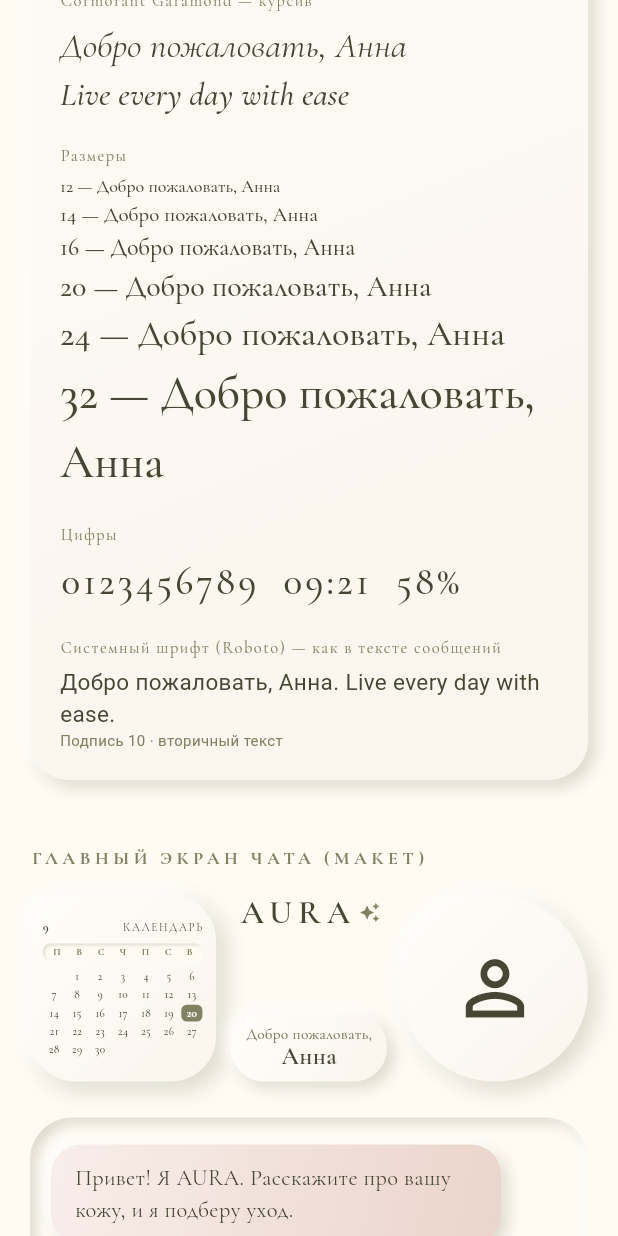
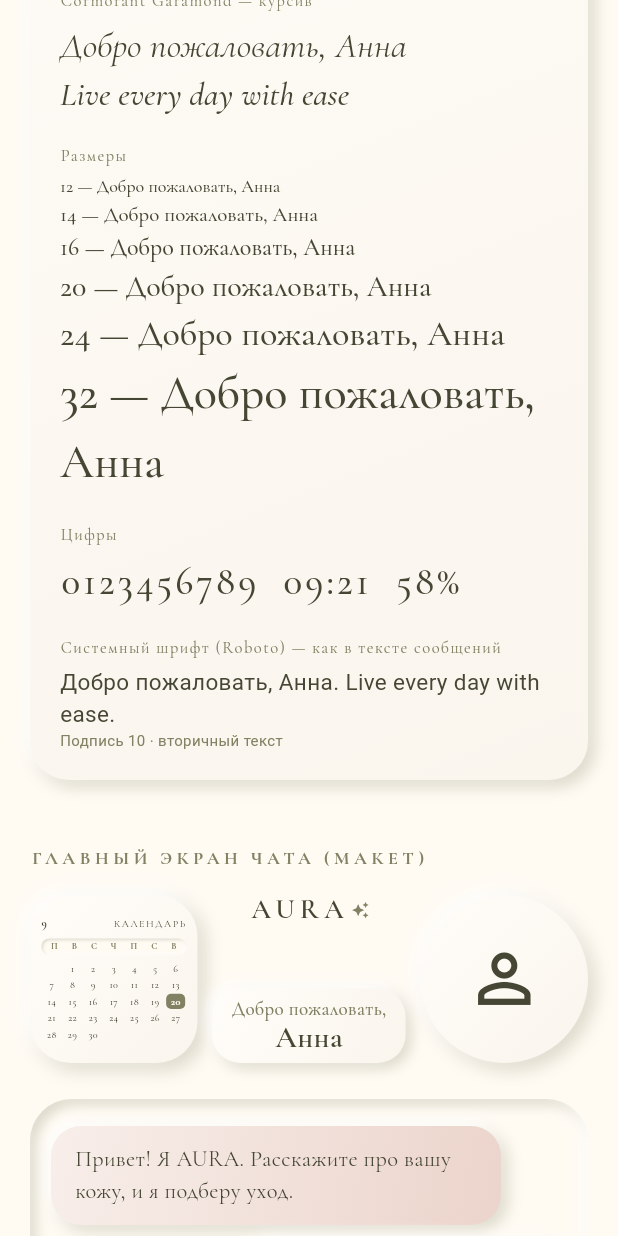
Before and after one commit to ShumakOFF46/Mind-mobile, a Flutter app: the screen it shows after launch, scrolled down 2304 dp, on a phone screen of 412 x 824 dp. Run offline on Flutter 3.47's test engine with Material 3 defaults, Android fonts, the phone set to English and light mode, and no system bars.

Commit message:
feat(showcase): fully proportional top bar (size = 30% of width, all inner metrics scale), content column capped at 640px for tablets

```diff
--- a/lib/showcase/calendar_mini_button.dart
+++ b/lib/showcase/calendar_mini_button.dart
@@ -42,7 +42,7 @@ class CalendarMiniButton extends StatelessWidget {
       width: size,
       height: size,
       radius: 32 * k,
-      intensity: 0.8,
+      intensity: 0.8 * k.clamp(0.7, 1.3).toDouble(),
       onTap: onTap,
       child: Padding(
         padding: EdgeInsets.all(9 * k),
--- a/lib/showcase/neu_sections.dart
+++ b/lib/showcase/neu_sections.dart
@@ -1,4 +1,3 @@
-import 'dart:math' as math;
 import 'package:flutter/material.dart';
 import '../core/neu/neu_button.dart';
 import '../core/neu/neu_surface.dart';
@@ -70,25 +69,35 @@ class ChatMock extends StatelessWidget {
 
 /// Верхняя панель одной строкой: [Календарь] [AURA сверху + приветствие
 /// снизу] [Профиль]. Название выровнено по верху кнопок, приветствие — по низу.
-/// Кнопки 132 px; на узких экранах уменьшаются, чтобы в центре осталось
-/// не меньше `minMiddle` под название и приветствие.
+///
+/// Полностью адаптивна: размер кнопок = 30% ширины панели (в пределах
+/// [_minSize, _maxSize]), а отступы, шрифты, радиусы и глубина теней центра
+/// масштабируются тем же коэффициентом `k = size / 132`, поэтому пропорции
+/// одинаковы на маленьком телефоне, большом телефоне и планшете.
 class _TopBar extends StatelessWidget {
   final AuraColorScheme c;
   const _TopBar({required this.c});
 
-  static const _gap = 10.0;
-  static const _minMiddle = 104.0;
+  static const _baseSize = 132.0;
+  static const _minSize = 96.0;
+  static const _maxSize = 176.0;
+  static const _widthShare = 0.30;
 
   @override
   Widget build(BuildContext context) {
     return LayoutBuilder(builder: (context, box) {
-      final size = math.min(132.0, (box.maxWidth - 2 * _gap - _minMiddle) / 2);
+      final size =
+          (box.maxWidth * _widthShare).clamp(_minSize, _maxSize).toDouble();
+      final k = size / _baseSize;
+      final gap = size * 0.09;
+      final depth = k.clamp(0.7, 1.3).toDouble(); // масштаб теней
+
       return SizedBox(
         height: size,
         child: Row(
           children: [
             CalendarMiniButton(size: size, onTap: () {}),
-            const SizedBox(width: _gap),
+            SizedBox(width: gap),
             Expanded(
               child: Column(
                 mainAxisSize: MainAxisSize.max,
@@ -103,20 +112,20 @@ class _TopBar extends StatelessWidget {
                             style: TextStyle(
                               fontFamily: 'CormorantGaramond',
                               color: c.textDark,
-                              fontSize: 22,
+                              fontSize: 22 * k,
                               height: 1,
                               fontWeight: FontWeight.w600,
-                              letterSpacing: 4,
+                              letterSpacing: 4 * k,
                             )),
-                        const SizedBox(width: 4),
-                        Icon(Icons.auto_awesome, color: c.accent, size: 14),
+                        SizedBox(width: 4 * k),
+                        Icon(Icons.auto_awesome, color: c.accent, size: 14 * k),
                       ]),
                     ),
                   ),
                   NeuSurface(
-                    radius: 22,
-                    intensity: 0.6,
-                    padding: const EdgeInsets.symmetric(horizontal: 10, vertical: 8),
+                    radius: 22 * k,
+                    intensity: 0.6 * depth,
+                    padding: EdgeInsets.symmetric(horizontal: 10 * k, vertical: 8 * k),
                     child: FittedBox(
                       fit: BoxFit.scaleDown,
                       child: Column(mainAxisSize: MainAxisSize.min, children: [
@@ -124,7 +133,7 @@ class _TopBar extends StatelessWidget {
                             style: TextStyle(
                               fontFamily: 'CormorantGaramond',
                               color: c.textSub,
-                              fontSize: 15,
+                              fontSize: 15 * k,
                               height: 1.1,
                               fontWeight: FontWeight.w500,
                             )),
@@ -132,7 +141,7 @@ class _TopBar extends StatelessWidget {
                             style: TextStyle(
                               fontFamily: 'CormorantGaramond',
                               color: c.textDark,
-                              fontSize: 24,
+                              fontSize: 24 * k,
                               height: 1.1,
                               fontWeight: FontWeight.w600,
                             )),
@@ -142,12 +151,12 @@ class _TopBar extends StatelessWidget {
                 ],
               ),
             ),
-            const SizedBox(width: _gap),
+            SizedBox(width: gap),
             NeuButton(
               circle: true,
               width: size,
               height: size,
-              intensity: 0.8,
+              intensity: 0.8 * depth,
               onTap: () {},
               child: Icon(Icons.person_outline, color: c.textDark, size: size * 0.47),
             ),
--- a/lib/showcase/showcase_page.dart
+++ b/lib/showcase/showcase_page.dart
@@ -19,6 +19,10 @@ class ShowcasePage extends StatelessWidget {
     return Scaffold(
       backgroundColor: c.bg,
       body: SafeArea(
+        // На планшетах держим контент в колонке ~640 px по центру.
+        child: Center(
+          child: ConstrainedBox(
+            constraints: const BoxConstraints(maxWidth: 640),
             child: ListView(
               padding: const EdgeInsets.fromLTRB(20, 16, 20, 40),
               children: [
@@ -57,6 +61,8 @@ class ShowcasePage extends StatelessWidget {
               ],
             ),
           ),
+        ),
+      ),
     );
   }
 }
```
Lines whose indentation alone changed are shown as unchanged.
